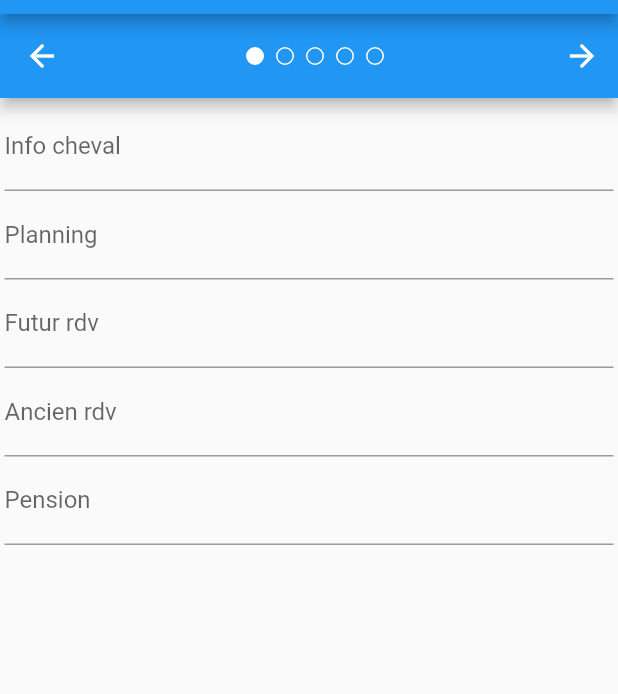
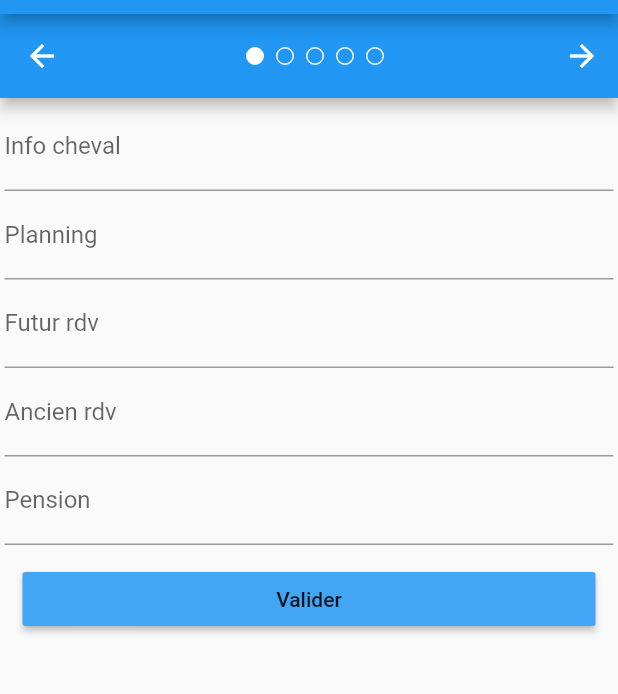
Before and after one commit to florian-vuillemot/POCMyHorseStableMobileApp, a Flutter app: the screen it shows after launch, on a phone screen of 412 x 824 dp, the part 70-764 px from its top. Run offline on Flutter 3.47's test engine with Material 2 defaults, Android fonts, the phone set to English and light mode, and no system bars; our stand-ins replace image_picker.

Commit message:
Add button for validate

```diff
--- a/MyHorseStable/lib/Horse.dart
+++ b/MyHorseStable/lib/Horse.dart
@@ -34,6 +34,14 @@ class _HorseAppBarBottomSampleState extends State<_HorseAppBarBottomSample> with
     _tabController.animateTo(newIndex);
   }
 
+  List<Widget> _toShow() {
+    return choices.map((_HorseInfo choice) {
+      return new Padding(
+        padding: const EdgeInsets.all(3.0),
+        child: new _HorseInfoCard(choice: choice),
+      );
+    }).toList();
+  }
   @override
   Widget build(BuildContext context) {
     return new Scaffold(
@@ -64,12 +72,7 @@ class _HorseAppBarBottomSampleState extends State<_HorseAppBarBottomSample> with
         ),
         body: new TabBarView(
           controller: _tabController,
-          children: choices.map((_HorseInfo choice) {
-            return new Padding(
-              padding: const EdgeInsets.all(3.0),
-              child: new _HorseInfoCard(choice: choice),
-            );
-          }).toList()
+          children: _toShow()
         )
       );
   }
@@ -95,6 +98,7 @@ const List<_HorseInfo> ex = const <_HorseInfo>[
   const _HorseInfo(title: 'Futur rdv', icon: Icons.directions_boat),
   const _HorseInfo(title: 'Ancien rdv', icon: Icons.directions_bus),
   const _HorseInfo(title: 'Pension', icon: Icons.directions_railway),
+  const _HorseInfo(title: '', icon: Icons.directions_railway),
 ];
 
 
@@ -105,15 +109,11 @@ class _HorseInfoCard extends StatelessWidget {
 
   @override
   Widget build(BuildContext context) {
-    final TextStyle textStyle = Theme.of(context).textTheme.display1;
     return new ListView(
-          //mainAxisSize: MainAxisSize.min,
-          //crossAxisAlignment: CrossAxisAlignment.center,
           children: ex.map((e) => new ExampleWidget(e.title)).toList()
         );
   }
 }
-
 
 class ExampleWidget extends StatefulWidget {
   ExampleWidget(this.title, {Key key}) : super(key: key);
@@ -131,14 +131,31 @@ class _ExampleWidgetState extends State<ExampleWidget> {
   final String title;
   final TextEditingController _controller = new TextEditingController();
 
-  @override
-  Widget build(BuildContext context) {
+  Widget _makeButton(){
+    return new Padding(
+        padding: const EdgeInsets.all(12.0),
+        child: new RaisedButton(
+          color: const Color(0xFF42A5F5),
+          onPressed: () {
+            print("push");
+          },
+          child: new Text('Valider'),
+          )
+      );
+  }
+
+  Widget _makeTextField(){
     return new TextField(
       controller: _controller,
       decoration: new InputDecoration(
-        labelText: this.title,
-        hintText: 'Type something'
+          labelText: this.title,
+          hintText: 'Type something'
       ),
     );
   }
+
+  @override
+  Widget build(BuildContext context) {
+    return this.title.isEmpty ? _makeButton() : _makeTextField();
+  }
 }
```
